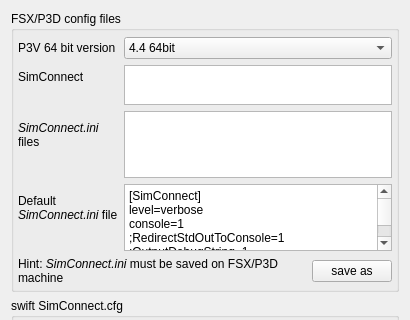
Qt form src/plugins/simulator/fsxcommon/simconnectsettingscomponent.ui (swift-project/pilotclient) before a commit; both pictures show x 0 to 410 and y 0 to 320 of the 410 by 484 pixel window.
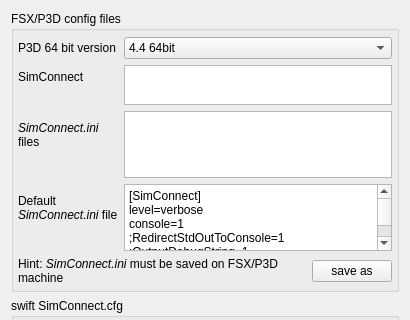
The same form after that commit.

```diff
--- a/src/plugins/simulator/fsxcommon/simconnectsettingscomponent.ui
+++ b/src/plugins/simulator/fsxcommon/simconnectsettingscomponent.ui
@@ -186,7 +186,7 @@
       <item row="0" column="0">
        <widget class="QLabel" name="lbl_P3DVersion">
         <property name="text">
-         <string>P3V 64 bit version</string>
+         <string>P3D 64 bit version</string>
         </property>
        </widget>
       </item>
```
